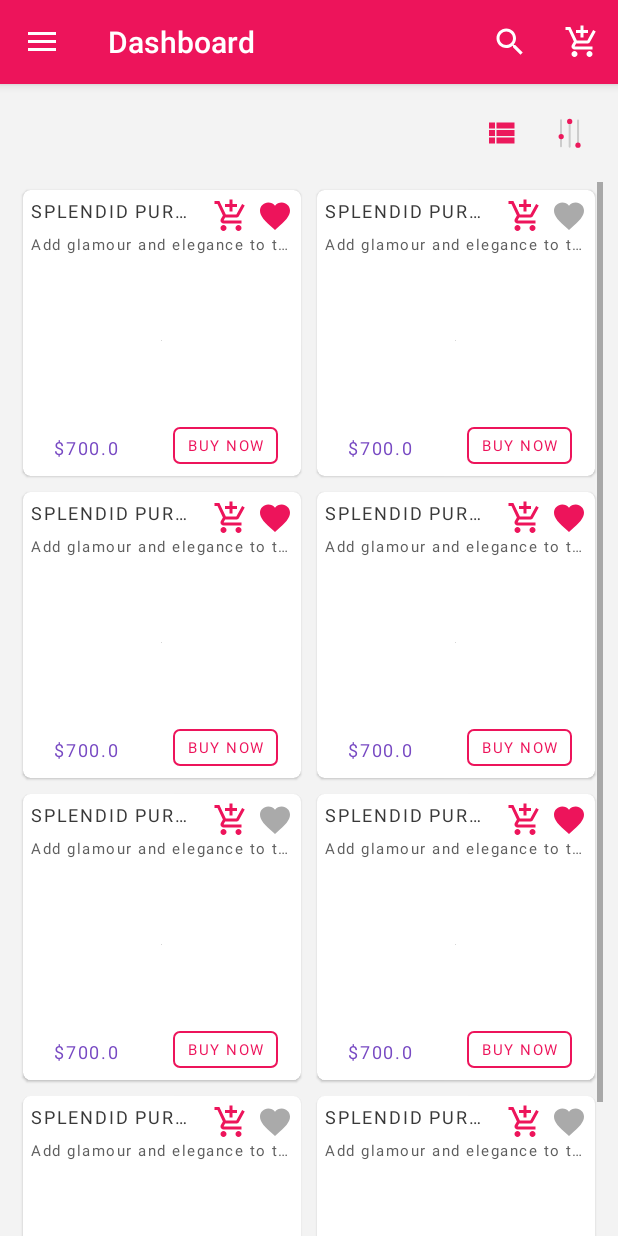
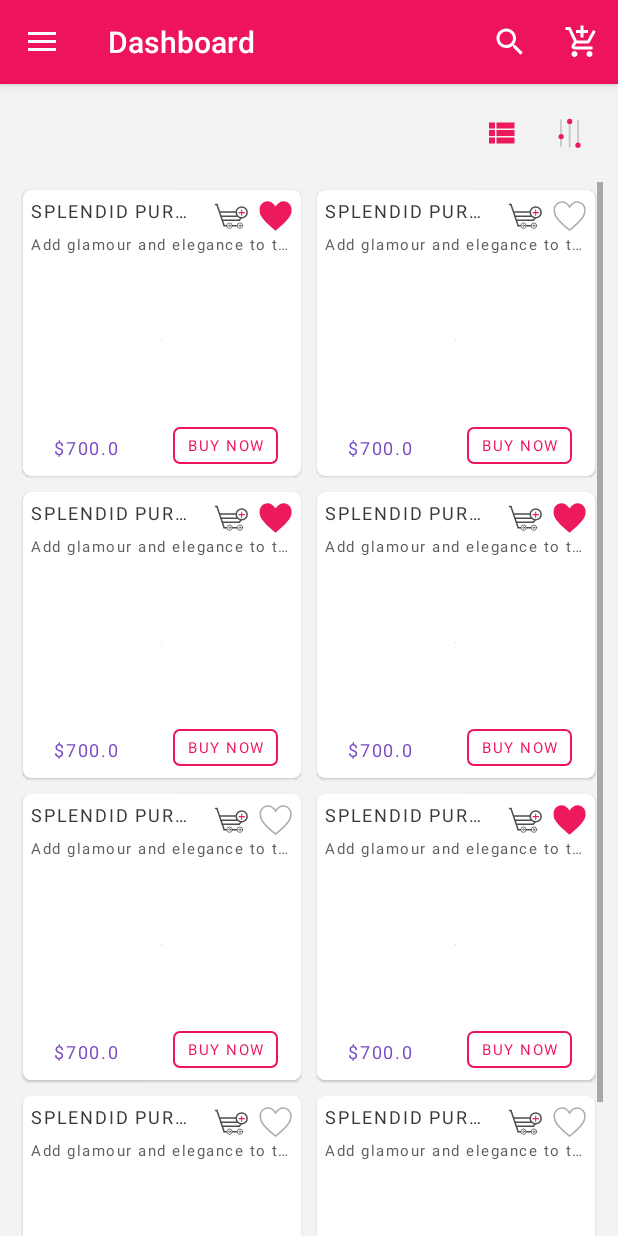
Before and after one commit to SupriyaNaveen/flowercentral-customer, an Android app: the ProductGridFragment screen opened directly, with no data from a screen before it, on a phone screen of 412 x 824 dp. Run offline under Robolectric (Android 15) with nearby library versions, the phone set to English and light mode, and no system bars; our stand-ins replace ButterKnife, Picasso; libraries missing offline, so code that uses them is left out: com.afollestad.materialdialogs; pictures from the network do not load.

Commit message:
UI icon updated

```diff
--- a/app/src/main/java/com/flowercentral/flowercentralcustomer/dashboard/adapter/ProductViewAdapter.java
+++ b/app/src/main/java/com/flowercentral/flowercentralcustomer/dashboard/adapter/ProductViewAdapter.java
@@ -1,7 +1,6 @@
 package com.flowercentral.flowercentralcustomer.dashboard.adapter;
 
 import android.content.Context;
-import android.media.Image;
 import android.support.v7.widget.CardView;
 import android.support.v7.widget.RecyclerView;
 import android.text.TextUtils;
@@ -168,9 +167,9 @@ public class ProductViewAdapter extends RecyclerView.Adapter<RecyclerView.ViewHo
             gridViewHolder.txtPrice.setText(String.format("$%s", product.getPrice()));
 
             if (product.isLiked() == 0) {
-                gridViewHolder.imgLike.setImageDrawable(mContext.getResources().getDrawable(R.drawable.ic_favorite_dislike));
+                gridViewHolder.imgLike.setImageDrawable(mContext.getResources().getDrawable(R.drawable.ic_product_dislike_svg));
             } else {
-                gridViewHolder.imgLike.setImageDrawable(mContext.getResources().getDrawable(R.drawable.ic_favorite_like));
+                gridViewHolder.imgLike.setImageDrawable(mContext.getResources().getDrawable(R.drawable.ic_product_like_svg));
             }
 
             if (!TextUtils.isEmpty(product.getImage())) {
@@ -231,9 +230,9 @@ public class ProductViewAdapter extends RecyclerView.Adapter<RecyclerView.ViewHo
             listViewHolder.txtPrice.setText(String.format("$%S", product.getPrice()));
 
             if (product.isLiked() == 0) {
-                listViewHolder.imgLike.setImageDrawable(mContext.getResources().getDrawable(R.drawable.ic_favorite_dislike));
+                listViewHolder.imgLike.setImageDrawable(mContext.getResources().getDrawable(R.drawable.ic_product_dislike_svg));
             } else {
-                listViewHolder.imgLike.setImageDrawable(mContext.getResources().getDrawable(R.drawable.ic_favorite_like));
+                listViewHolder.imgLike.setImageDrawable(mContext.getResources().getDrawable(R.drawable.ic_product_like_svg));
             }
 
             if (!TextUtils.isEmpty(product.getImage())) {
--- a/app/src/main/res/drawable/ic_add_product_cart_svg.xml
+++ b/app/src/main/res/drawable/ic_add_product_cart_svg.xml
@@ -1,63 +1,112 @@
-<vector android:height="24dp" android:viewportHeight="112.0"
-    android:viewportWidth="112.0" android:width="24dp" xmlns:android="http://schemas.android.com/apk/res/android">
-    <path android:fillColor="#00000000"
-        android:pathData="M40.19,75.31L24.14,28.72"
-        android:strokeColor="#4E4E4E" android:strokeLineCap="round"
-        android:strokeLineJoin="round" android:strokeWidth="2"/>
-    <path android:fillColor="#00000000"
-        android:pathData="M36.57,63.24L73.38,63.24"
-        android:strokeColor="#4E4E4E" android:strokeLineCap="round"
-        android:strokeLineJoin="round" android:strokeWidth="2"/>
-    <path android:fillColor="#00000000"
-        android:pathData="M40.19,75.31L46.1,75.31"
-        android:strokeColor="#4E4E4E" android:strokeLineCap="round"
-        android:strokeLineJoin="round" android:strokeWidth="2"/>
-    <path android:fillColor="#00000000"
-        android:pathData="M52.14,75.31m-6.03,0a6.03,6.03 0,1 1,12.07 0a6.03,6.03 0,1 1,-12.07 0"
-        android:strokeColor="#4E4E4E" android:strokeLineCap="round"
-        android:strokeLineJoin="round" android:strokeWidth="2"/>
-    <path android:fillColor="#00000000"
-        android:pathData="M75.07,75.31m-6.03,0a6.03,6.03 0,1 1,12.07 0a6.03,6.03 0,1 1,-12.07 0"
-        android:strokeColor="#4E4E4E" android:strokeLineCap="round"
-        android:strokeLineJoin="round" android:strokeWidth="2"/>
-    <path android:fillColor="#00000000"
-        android:pathData="M59.14,75.31L68.07,75.31"
-        android:strokeColor="#4E4E4E" android:strokeLineCap="round"
-        android:strokeLineJoin="round" android:strokeWidth="2"/>
-    <path android:fillColor="#00000000"
-        android:pathData="M73.38,63.24L77.72,58.53"
-        android:strokeColor="#4E4E4E" android:strokeLineCap="round"
-        android:strokeLineJoin="round" android:strokeWidth="2"/>
-    <path android:fillColor="#00000000"
-        android:pathData="M31.02,45.26L65.78,45.26"
-        android:strokeColor="#4E4E4E" android:strokeLineCap="round"
-        android:strokeLineJoin="round" android:strokeWidth="2"/>
-    <path android:fillColor="#00000000"
-        android:pathData="M32.95,54.31L69.28,54.31"
-        android:strokeColor="#4E4E4E" android:strokeLineCap="round"
-        android:strokeLineJoin="round" android:strokeWidth="2"/>
-    <path android:fillColor="#00000000"
-        android:pathData="M75.07,75.31m-1.81,0a1.81,1.81 0,1 1,3.62 0a1.81,1.81 0,1 1,-3.62 0"
-        android:strokeColor="#4E4E4E" android:strokeLineCap="round"
-        android:strokeLineJoin="round" android:strokeWidth="1"/>
-    <path android:fillColor="#00000000"
-        android:pathData="M52.14,75.31m-1.81,0a1.81,1.81 0,1 1,3.62 0a1.81,1.81 0,1 1,-3.62 0"
-        android:strokeColor="#4E4E4E" android:strokeLineCap="round"
-        android:strokeLineJoin="round" android:strokeWidth="1"/>
-    <path android:fillColor="#00000000"
-        android:pathData="M24.14,28.72L21,28.72"
-        android:strokeColor="#4E4E4E" android:strokeLineCap="round"
-        android:strokeLineJoin="round" android:strokeWidth="2"/>
-    <path android:fillColor="#00000000"
-        android:pathData="M78.93,45.98m-12.07,0a12.07,12.07 0,1 1,24.14 0a12.07,12.07 0,1 1,-24.14 0"
-        android:strokeColor="#4E4E4E" android:strokeLineCap="round"
-        android:strokeLineJoin="round" android:strokeWidth="2"/>
-    <path android:fillColor="#4E4E4E"
-        android:pathData="M78.93,52.5L78.93,40.43"
-        android:strokeColor="#EC195C" android:strokeLineCap="round"
-        android:strokeLineJoin="round" android:strokeWidth="2"/>
-    <path android:fillColor="#4E4E4E"
-        android:pathData="M73.02,46.47L85.09,46.47"
-        android:strokeColor="#EC195C" android:strokeLineCap="round"
-        android:strokeLineJoin="round" android:strokeWidth="2"/>
+<?xml version="1.0" encoding="utf-8"?>
+<vector xmlns:android="http://schemas.android.com/apk/res/android"
+    android:viewportWidth="24"
+    android:viewportHeight="24"
+    android:width="24dp"
+    android:height="24dp">
+    <path
+        android:pathData="M7.4510002 18.441999L2.6170001 4.4120002"
+        android:strokeWidth="1"
+        android:strokeLineJoin="round"
+        android:strokeColor="#4e4e4e"
+        android:strokeLineCap="round"
+        android:strokeMiterLimit="10" />
+    <path
+        android:pathData="M6.3610001 14.808l11.0860009 0"
+        android:strokeWidth="1"
+        android:strokeLineJoin="round"
+        android:strokeColor="#4e4e4e"
+        android:strokeLineCap="round"
+        android:strokeMiterLimit="10" />
+    <path
+        android:pathData="M7.4510002 18.441999l1.5520001 0"
+        android:strokeWidth="1"
+        android:strokeLineJoin="round"
+        android:strokeColor="#4e4e4e"
+        android:strokeLineCap="round"
+        android:strokeMiterLimit="10" />
+    <path
+        android:pathData="M12.867 18.441999a1.817 1.817 0 0 1 -1.817 1.817 1.817 1.817 0 0 1 -1.8169998 -1.817 1.817 1.817 0 0 1 1.8169998 -1.817 1.817 1.817 0 0 1 1.817 1.817z"
+        android:strokeWidth="0.5"
+        android:strokeLineJoin="round"
+        android:strokeColor="#4e4e4e"
+        android:strokeLineCap="round"
+        android:strokeMiterLimit="10" />
+    <path
+        android:pathData="M19.772999 18.441999a1.817 1.817 0 0 1 -1.817 1.817 1.817 1.817 0 0 1 -1.817 -1.817 1.817 1.817 0 0 1 1.817 -1.817 1.817 1.817 0 0 1 1.817 1.817z"
+        android:strokeWidth="0.5"
+        android:strokeLineJoin="round"
+        android:strokeColor="#4e4e4e"
+        android:strokeLineCap="round"
+        android:strokeMiterLimit="10" />
+    <path
+        android:pathData="M13.158 18.441999l2.69 0"
+        android:strokeWidth="1"
+        android:strokeLineJoin="round"
+        android:strokeColor="#4e4e4e"
+        android:strokeLineCap="round"
+        android:strokeMiterLimit="10" />
+    <path
+        android:pathData="M17.447001 14.808l1.309 -1.418"
+        android:strokeWidth="1"
+        android:strokeLineJoin="round"
+        android:strokeColor="#4e4e4e"
+        android:strokeLineCap="round"
+        android:strokeMiterLimit="10" />
+    <path
+        android:pathData="M4.6890001 9.3920002l10.4679999 0"
+        android:strokeWidth="1"
+        android:strokeLineJoin="round"
+        android:strokeColor="#4e4e4e"
+        android:strokeLineCap="round"
+        android:strokeMiterLimit="10" />
+    <path
+        android:pathData="M5.27 12.118l10.941 0"
+        android:strokeWidth="1"
+        android:strokeLineJoin="round"
+        android:strokeColor="#4e4e4e"
+        android:strokeLineCap="round"
+        android:strokeMiterLimit="10" />
+    <path
+        android:pathData="M18.500999 18.441999a0.54500002 0.54500002 0 0 1 -0.545 0.545 0.54500002 0.54500002 0 0 1 -0.545 -0.545 0.54500002 0.54500002 0 0 1 0.545 -0.545 0.54500002 0.54500002 0 0 1 0.545 0.545z"
+        android:strokeWidth="0.5"
+        android:strokeLineJoin="round"
+        android:strokeColor="#4e4e4e"
+        android:strokeLineCap="round"
+        android:strokeMiterLimit="10" />
+    <path
+        android:pathData="M11.595 18.441999a0.54500002 0.54500002 0 0 1 -0.545 0.545 0.54500002 0.54500002 0 0 1 -0.545 -0.545 0.54500002 0.54500002 0 0 1 0.545 -0.545 0.54500002 0.54500002 0 0 1 0.545 0.545z"
+        android:strokeWidth="0.5"
+        android:strokeLineJoin="round"
+        android:strokeColor="#4e4e4e"
+        android:strokeLineCap="round"
+        android:strokeMiterLimit="10" />
+    <path
+        android:pathData="M2.6170001 4.4120002l-0.945 0"
+        android:strokeWidth="1"
+        android:strokeLineJoin="round"
+        android:strokeColor="#4e4e4e"
+        android:strokeLineCap="round"
+        android:strokeMiterLimit="10" />
+    <path
+        android:pathData="M22.753999 9.6099997a3.635 3.635 0 0 1 -3.635 3.6350003 3.635 3.635 0 0 1 -3.635 -3.6350003 3.635 3.635 0 0 1 3.635 -3.635 3.635 3.635 0 0 1 3.635 3.635z"
+        android:strokeWidth="1"
+        android:strokeLineJoin="round"
+        android:strokeColor="#4e4e4e"
+        android:strokeLineCap="round"
+        android:strokeMiterLimit="10" />
+    <path
+        android:pathData="M19.118999 11.573l0 -3.6349998"
+        android:strokeWidth="0.7"
+        android:strokeLineJoin="round"
+        android:strokeColor="#ec195c"
+        android:strokeLineCap="round"
+        android:strokeMiterLimit="10" />
+    <path
+        android:pathData="M17.337999 9.7550001l3.635001 0"
+        android:strokeWidth="0.7"
+        android:strokeLineJoin="round"
+        android:strokeColor="#ec195c"
+        android:strokeLineCap="round"
+        android:strokeMiterLimit="10" />
 </vector>
--- a/app/src/main/res/drawable/ic_add_to_cart.xml
+++ b/app/src/main/res/drawable/ic_add_to_cart.xml
@@ -2,8 +2,8 @@
 <vector xmlns:android="http://schemas.android.com/apk/res/android"
     android:viewportWidth="24"
     android:viewportHeight="24"
-    android:width="68dp"
-    android:height="68dp">
+    android:width="72dp"
+    android:height="72dp">
     <path
         android:pathData="M19.726999 17.568001L22.606001 9.6099997"
         android:strokeWidth="0.5"
--- a/app/src/main/res/drawable/ic_add_to_cart_demo.xml
+++ /dev/null
@@ -1,9 +0,0 @@
-<vector xmlns:android="http://schemas.android.com/apk/res/android"
-        android:width="24dp"
-        android:height="24dp"
-        android:viewportWidth="24.0"
-        android:viewportHeight="24.0">
-    <path
-        android:fillColor="@color/colorPrimary"
-        android:pathData="M11,9h2L13,6h3L16,4h-3L13,1h-2v3L8,4v2h3v3zM7,18c-1.1,0 -1.99,0.9 -1.99,2S5.9,22 7,22s2,-0.9 2,-2 -0.9,-2 -2,-2zM17,18c-1.1,0 -1.99,0.9 -1.99,2s0.89,2 1.99,2 2,-0.9 2,-2 -0.9,-2 -2,-2zM7.17,14.75l0.03,-0.12 0.9,-1.63h7.45c0.75,0 1.41,-0.41 1.75,-1.03l3.86,-7.01L19.42,4h-0.01l-1.1,2 -2.76,5L8.53,11l-0.13,-0.27L6.16,6l-0.95,-2 -0.94,-2L1,2v2h2l3.6,7.59 -1.35,2.45c-0.16,0.28 -0.25,0.61 -0.25,0.96 0,1.1 0.9,2 2,2h12v-2L7.42,15c-0.13,0 -0.25,-0.11 -0.25,-0.25z"/>
-</vector>
--- a/app/src/main/res/drawable/ic_buy_now.xml
+++ b/app/src/main/res/drawable/ic_buy_now.xml
@@ -2,8 +2,8 @@
 <vector xmlns:android="http://schemas.android.com/apk/res/android"
     android:viewportWidth="24"
     android:viewportHeight="24"
-    android:width="64dp"
-    android:height="64dp">
+    android:width="72dp"
+    android:height="72dp">
     <path
         android:pathData="M23.143 12A10.749 10.749 0 0 1 12.394 22.749 10.749 10.749 0 0 1 1.6450005 12 10.749 10.749 0 0 1 12.394 1.2510004 10.749 10.749 0 0 1 23.143 12Z"
         android:fillColor="#ed145b" />
--- a/app/src/main/res/drawable/ic_favorite_dislike.xml
+++ /dev/null
@@ -1,9 +0,0 @@
-<vector xmlns:android="http://schemas.android.com/apk/res/android"
-        android:width="24dp"
-        android:height="24dp"
-        android:viewportWidth="24.0"
-        android:viewportHeight="24.0">
-    <path
-        android:fillColor="@android:color/darker_gray"
-        android:pathData="M12,21.35l-1.45,-1.32C5.4,15.36 2,12.28 2,8.5 2,5.42 4.42,3 7.5,3c1.74,0 3.41,0.81 4.5,2.09C13.09,3.81 14.76,3 16.5,3 19.58,3 22,5.42 22,8.5c0,3.78 -3.4,6.86 -8.55,11.54L12,21.35z"/>
-</vector>
--- a/app/src/main/res/drawable/ic_favorite_like.xml
+++ /dev/null
@@ -1,9 +0,0 @@
-<vector xmlns:android="http://schemas.android.com/apk/res/android"
-        android:width="24dp"
-        android:height="24dp"
-        android:viewportWidth="24.0"
-        android:viewportHeight="24.0">
-    <path
-        android:fillColor="@color/colorPrimary"
-        android:pathData="M12,21.35l-1.45,-1.32C5.4,15.36 2,12.28 2,8.5 2,5.42 4.42,3 7.5,3c1.74,0 3.41,0.81 4.5,2.09C13.09,3.81 14.76,3 16.5,3 19.58,3 22,5.42 22,8.5c0,3.78 -3.4,6.86 -8.55,11.54L12,21.35z"/>
-</vector>
--- a/app/src/main/res/drawable/ic_product_dislike_svg.xml
+++ b/app/src/main/res/drawable/ic_product_dislike_svg.xml
@@ -1,6 +1,12 @@
-<vector android:height="24dp" android:viewportHeight="112.0"
-    android:viewportWidth="112.0" android:width="24dp" xmlns:android="http://schemas.android.com/apk/res/android">
-    <path android:fillColor="#00000000"
-        android:pathData="M56,74.75c23.52,-18.48 22.64,-25.06 22.64,-30.18S74.39,33.25 67.32,33.25S56,40.8 56,40.8s-4.24,-7.55 -11.32,-7.55s-11.32,6.19 -11.32,11.32S32.48,56.27 56,74.75z"
-        android:strokeColor="#ADADAD" android:strokeWidth="1"/>
+<?xml version="1.0" encoding="utf-8"?>
+<vector xmlns:android="http://schemas.android.com/apk/res/android"
+    android:viewportWidth="24"
+    android:viewportHeight="24"
+    android:width="24dp"
+    android:height="24dp">
+    <path
+        android:pathData="M12.394 21.391C23.039 13.026 22.638 10.052 22.638 7.732c0 -2.32 -1.92 -5.123 -5.123 -5.123 -3.203 0 -5.122 3.415 -5.122 3.415 0 0 -1.919 -3.415 -5.122 -3.415 -3.203 0 -5.121 2.803 -5.121 5.123 0 2.32 -0.401 5.293 10.244 13.659z"
+        android:strokeWidth="1"
+        android:strokeColor="#adadad"
+        android:strokeMiterLimit="10" />
 </vector>
--- a/app/src/main/res/drawable/ic_product_like_svg.xml
+++ b/app/src/main/res/drawable/ic_product_like_svg.xml
@@ -1,9 +1,10 @@
+<?xml version="1.0" encoding="utf-8"?>
 <vector xmlns:android="http://schemas.android.com/apk/res/android"
-android:width="24dp"
-android:height="24dp"
-android:viewportHeight="112.0"
-android:viewportWidth="112.0">
-<path
-    android:fillColor="#EC195C"
-    android:pathData="M53.25,76.75c23.52,-18.48 22.64,-25.06 22.64,-30.18S71.64,35.25 64.57,35.25S53.25,42.8 53.25,42.8s-4.24,-7.55 -11.32,-7.55s-11.32,6.19 -11.32,11.32S29.73,58.27 53.25,76.75z" />
+    android:viewportWidth="24"
+    android:viewportHeight="24"
+    android:width="24dp"
+    android:height="24dp">
+    <path
+        android:pathData="M12.394 21.756C23.453 13.066 23.036 9.977 23.036 7.567c0 -2.41 -1.994 -5.322 -5.322 -5.322 -3.328 0 -5.321 3.548 -5.321 3.548 0 0 -1.993 -3.549 -5.319 -3.549 -3.326 0 -5.322 2.912 -5.322 5.322 0 2.41 -0.417 5.499 10.642 14.19z"
+        android:fillColor="#ec195c" />
 </vector>
--- a/app/src/main/res/layout/activity_product_detail.xml
+++ b/app/src/main/res/layout/activity_product_detail.xml
@@ -68,7 +68,7 @@
                 android:layout_height="wrap_content"
                 android:layout_alignParentEnd="true"
                 android:layout_alignParentTop="true"
-                android:src="@drawable/ic_favorite_like" />
+                android:src="@drawable/ic_product_like_svg" />
 
             <com.viewpagerindicator.CirclePageIndicator
                 android:id="@+id/indicator"
--- a/app/src/main/res/layout/layout_grid_item.xml
+++ b/app/src/main/res/layout/layout_grid_item.xml
@@ -59,7 +59,7 @@
                     android:id="@+id/img_item_cart"
                     android:layout_width="wrap_content"
                     android:layout_height="wrap_content"
-                    android:src="@drawable/ic_add_to_cart_demo"
+                    android:src="@drawable/ic_add_product_cart_svg"
                     android:clickable="true"
                     android:layout_marginEnd="@dimen/dp5"
                     android:foreground="?android:attr/selectableItemBackground"/>
--- a/app/src/main/res/layout/layout_list_item.xml
+++ b/app/src/main/res/layout/layout_list_item.xml
@@ -82,7 +82,7 @@
                         android:id="@+id/img_item_cart"
                         android:layout_width="wrap_content"
                         android:layout_height="wrap_content"
-                        android:src="@drawable/ic_add_to_cart_demo"
+                        android:src="@drawable/ic_add_product_cart_svg"
                         android:layout_marginRight="@dimen/dp5"
                         android:clickable="true"
                         android:foreground="?android:attr/selectableItemBackground"/>
@@ -91,7 +91,7 @@
                         android:id="@+id/img_item_like"
                         android:layout_width="wrap_content"
                         android:layout_height="wrap_content"
-                        android:src="@drawable/ic_favorite_like"
+                        android:src="@drawable/ic_product_like_svg"
                         android:clickable="true"
                         android:foreground="?android:attr/selectableItemBackground"/>
 
```
Also changed, not shown: app/src/main/java/com/flowercentral/flowercentralcustomer/ProductDetail/ProductDetailActivity.java (+3 -5 lines).
